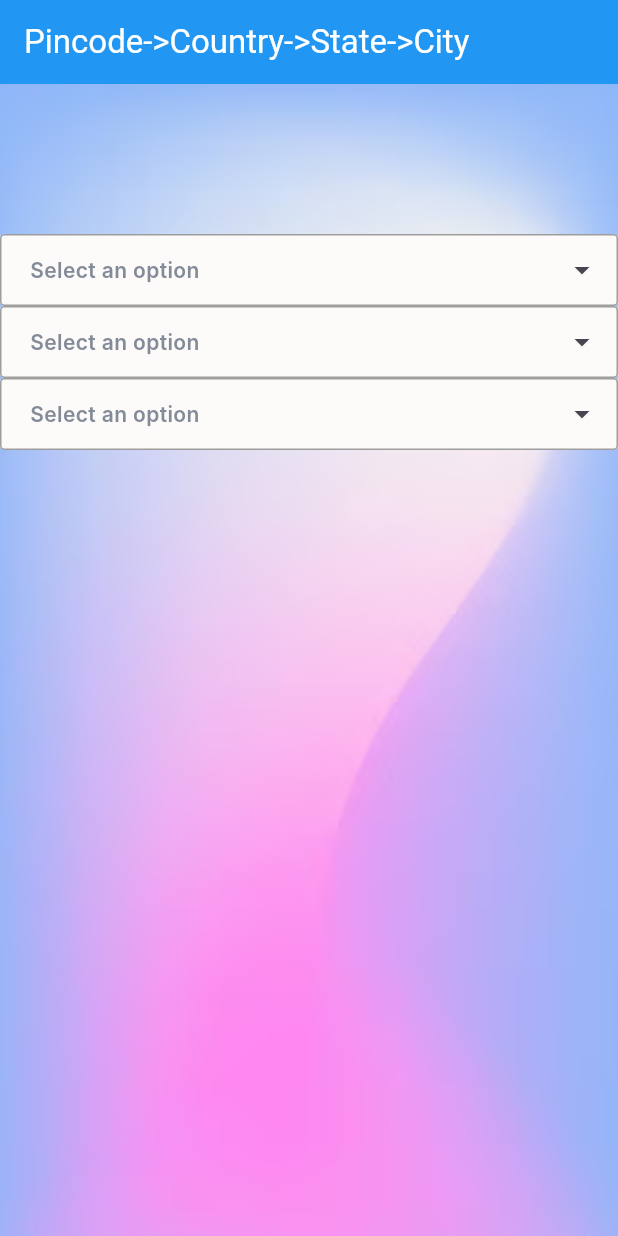
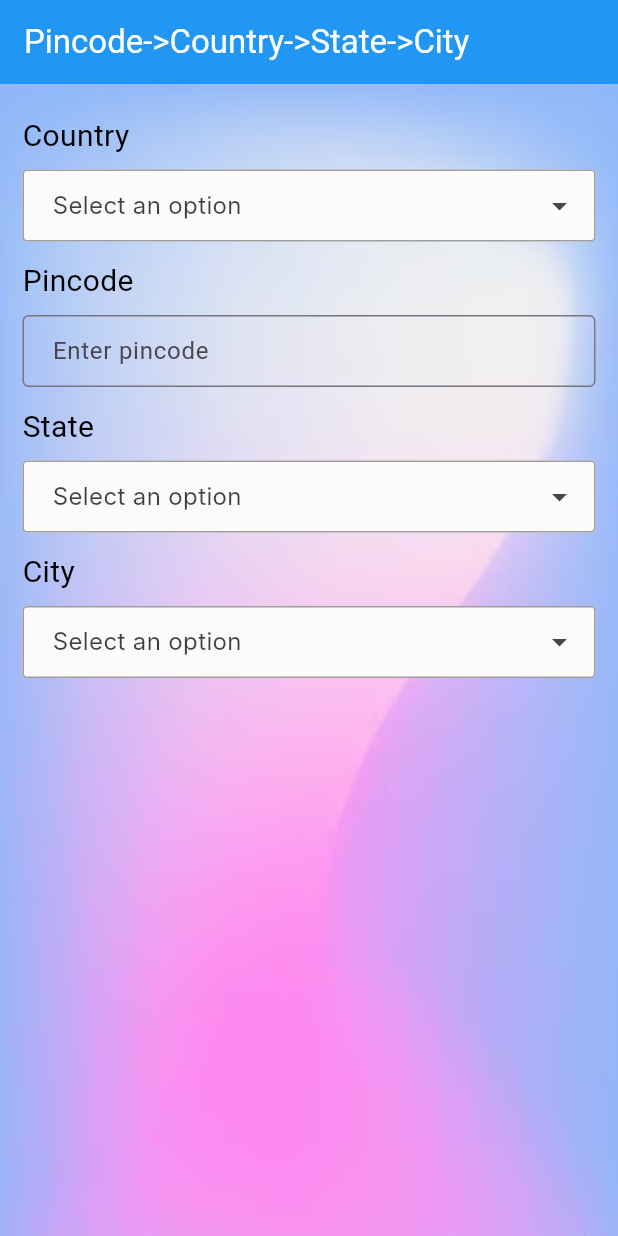
Before and after one commit to VARKOLU1729/pincode_country_state_city_pro, a Flutter app: the screen it shows after launch, on a phone screen of 412 x 824 dp. Run offline on Flutter 3.47's test engine with Material 3 defaults, Android fonts, the phone set to English and light mode, and no system bars; drawn by our look-alikes of dropdown_search; Roboto replaces fonts that are missing (Inter).

Commit message:
added pincode field

```diff
--- a/lib/src/pincode_country_state_city_picker.dart
+++ b/lib/src/pincode_country_state_city_picker.dart
@@ -23,17 +23,39 @@ class _PincodeCountryStateCityPickerState extends State<PincodeCountryStateCityP
     });
   }
 
+  Widget getWidget(String title, Widget mainWidget) {
+    return Column(
+      mainAxisSize: MainAxisSize.min,
+      crossAxisAlignment: CrossAxisAlignment.start,
+      children: [
+        Text(
+          title,
+          style: TextStyle(color: Colors.black, fontSize: 20),
+        ),
+        const SizedBox(
+          height: 8,
+        ),
+        mainWidget,
+        const SizedBox(height: 12,)
+      ],
+    );
+  }
+
   @override
   Widget build(BuildContext context) {
     return LayoutBuilder(
       builder: (context, constraints) {
-        return Column(
-          children: [
-            const SizedBox(height: 100),
-            CountryPicker(controller: widget.controller),
-            StatePicker(controller: widget.controller),
-            CityPicker(controller: widget.controller),
-          ],
+        return Padding(
+          padding: const EdgeInsets.symmetric(horizontal: 15),
+          child: Column(
+            children: [
+              const SizedBox(height: 20),
+              getWidget("Country", CountryPicker(controller: widget.controller)),
+              getWidget("Pincode", PincodeField(controller: widget.controller)),
+              getWidget("State", StatePicker(controller: widget.controller)),
+              getWidget("City", CityPicker(controller: widget.controller)),
+            ],
+          ),
         );
       },
     );
--- /dev/null
+++ b/lib/src/services/address_service.dart
@@ -0,0 +1,79 @@
+import 'dart:convert';
+
+import 'package:pincode_country_state_city_pro/pincode_country_state_city_pro.dart';
+import 'package:http/http.dart' as http;
+import 'package:pincode_country_state_city_pro/src/utils/city_utils.dart';
+import 'package:pincode_country_state_city_pro/src/utils/state_utils.dart';
+
+class AddressData {
+final Country? country;
+final StateModel? state;
+final City? city;
+AddressData({this.country, this.state, this.city});
+}
+
+class AddressResponse {
+  final String? message;
+  final AddressData? data;
+  final int statusCode;
+
+  AddressResponse({this.message, this.data, required this.statusCode});
+
+  factory AddressResponse.fromJson(Map<String, dynamic> json) {
+    return AddressResponse(
+      message: json['message'],
+      data: json['data'] != null
+          ? AddressData(
+        country: json['data']['country'] != null ? Country.fromJson(json['data']['country']) : null,
+        state: json['data']['state'] != null ? StateModel.fromJson(json['data']['state']) : null,
+        city: json['data']['city'] != null ? City.fromJson(json['data']['city']) : null,
+      )
+          : null,
+      statusCode: json['statusCode'] ?? 0,
+    );
+  }
+}
+
+class AddressService {
+  static const String FILE_NAME = "address_service";
+  static Future<AddressResponse> getIndianAddress({required String pinCode}) async {
+    String url = 'https://api.postalpincode.in/pincode/$pinCode';
+    AddressResponse addressResponse = AddressResponse(statusCode: -1);
+    try {
+      http.Response? response;
+      response = await http.get(Uri.parse(url));
+      if (response.statusCode == 200) {
+        List<dynamic> jsonResponse = json.decode(response.body);
+        if (jsonResponse.isNotEmpty && jsonResponse[0]['Status'] == 'Success') {
+          final postOffices = jsonResponse[0]['PostOffice'] as List<dynamic>;
+          if (postOffices.isNotEmpty) {
+            final postOffice = postOffices[0];
+
+            final stateName = postOffice['State'];
+            final districtName = postOffice['District'];
+
+            final StateModel? state = await StateUtils.getMatchingState(stateName: stateName);
+            final City? city = await CityUtils.getMatchingCity(cityName: districtName);
+
+            addressResponse = AddressResponse.fromJson({
+              'statusCode': 0,
+              'message': 'Address fetched successfully',
+              'data': {
+                if (state != null) 'state': state.toJson(),
+                if (city != null) 'city': city.toJson(),
+                // 'country': {'name': 'India', 'isoCode': 'IN'}
+              }
+            });
+          } else {
+            // CommonUtils.logError(FILE_NAME, "AddressService", "Invalid response or no PostOffice data found");
+          }
+        }
+      } else {
+        // CommonUtils.logError(FILE_NAME, "AddressService", "Failed fetching address of $pinCode with statusCode: ${response.statusCode}");
+      }
+    } catch (err) {
+      // CommonUtils.logError(FILE_NAME, "AddressService", "Error Fetching address from pincode($pinCode): $err");
+    }
+    return addressResponse;
+  }
+}
--- a/lib/src/utils/address_picker_controllers.dart
+++ b/lib/src/utils/address_picker_controllers.dart
@@ -1,6 +1,7 @@
 import 'package:dropdown_search/dropdown_search.dart';
 import 'package:flutter/material.dart';
 import 'package:pincode_country_state_city_pro/pincode_country_state_city_pro.dart';
+import 'package:pincode_country_state_city_pro/src/utils/postal_code_format_utils.dart';
 
 class AddressPickerController {
   AddressPickerController._privateConstructor();
@@ -11,6 +12,7 @@ class AddressPickerController {
   GlobalKey<DropdownSearchState<StateModel>> stateDropdownKey = GlobalKey();
   GlobalKey<DropdownSearchState<City>> cityDropdownKey = GlobalKey();
   TextEditingController pinCodeController = TextEditingController();
+  PostalCodeFormat? postalCodeFormat;
 
   ValueNotifier<List<City>> citiesList = ValueNotifier(<City>[]);
   ValueNotifier<List<StateModel>> statesList = ValueNotifier(<StateModel>[]);
--- /dev/null
+++ b/lib/src/utils/postal_code_format_utils.dart
@@ -0,0 +1,50 @@
+import 'dart:convert';
+
+import 'package:flutter/services.dart';
+
+class PostalCodeFormat {
+  final String countryCode;
+  final String? format;
+  final RegExp? regexPattern;
+
+  PostalCodeFormat({
+    required this.countryCode,
+    required this.format,
+    required this.regexPattern,
+  });
+}
+
+class PostalCodeFormatsUtils {
+  static List<PostalCodeFormat> _cachedPostalCodeFormats = [];
+
+  static Future<List<PostalCodeFormat>> _loadPostalCodeFormats() async {
+    if (_cachedPostalCodeFormats.isNotEmpty) {
+      return _cachedPostalCodeFormats;
+    }
+    final res = await rootBundle.loadString('packages/pincode_country_state_city_pro/lib/assets/postal_code_formats.json');
+    final data = jsonDecode(res) as List;
+    _cachedPostalCodeFormats = List<PostalCodeFormat>.from(
+      data.map((item) => PostalCodeFormat(
+        countryCode: item['ISO'],
+        format: item['Zip Format'] == "" ? null : item['Zip Format'],
+        regexPattern: (item["Regex"] == "") ? null : RegExp(item['Regex']),
+      )),
+    );
+    return _cachedPostalCodeFormats;
+  }
+
+  static Future<PostalCodeFormat?> getPostalCodeFormatByCountryCode(String countryCode) async {
+    final formats = await _loadPostalCodeFormats();
+    final res = formats.firstWhere((format) => format.countryCode == countryCode);
+    return res;
+  }
+
+  static TextInputType getKeyboardTypeForPincodePattern(String? zipFormat) {
+    if (zipFormat == null) return TextInputType.text;
+    final allowedRegEx = RegExp(r'^[\d\s-]+$');
+    if (allowedRegEx.hasMatch(zipFormat)) {
+      return TextInputType.number;
+    }
+    return TextInputType.text;
+  }
+}
--- /dev/null
+++ b/lib/src/utils/validator_utils.dart
@@ -0,0 +1,8 @@
+import 'package:pincode_country_state_city_pro/src/utils/postal_code_format_utils.dart';
+
+class ValidatorUtils{
+  static validatePinCode(String? pincode,PostalCodeFormat? postalCodeFormat)
+  {
+
+  }
+}
--- a/lib/src/widgets/country_picker.dart
+++ b/lib/src/widgets/country_picker.dart
@@ -1,6 +1,7 @@
 import 'package:flutter/material.dart';
 import 'package:pincode_country_state_city_pro/pincode_country_state_city_pro.dart';
 import 'package:pincode_country_state_city_pro/src/utils/address_picker_controllers.dart';
+import 'package:pincode_country_state_city_pro/src/utils/postal_code_format_utils.dart';
 import 'package:pincode_country_state_city_pro/src/utils/state_utils.dart';
 import 'package:pincode_country_state_city_pro/src/widgets/dropdown_search.dart';
 
@@ -41,7 +42,10 @@ class CountryPicker extends StatelessWidget {
                     controller.stateDropdownKey.currentState?.clear();
                     controller.cityDropdownKey.currentState?.clear();
 
-                    if (country?.isoCode != null) controller.statesList.value = await StateUtils.getStatesOfCountry(country!.isoCode!);
+                    if (country?.isoCode != null) {
+                      controller.statesList.value = await StateUtils.getStatesOfCountry(country!.isoCode!);
+                      controller.postalCodeFormat = await PostalCodeFormatsUtils.getPostalCodeFormatByCountryCode(country.isoCode!);
+                    }
 
                     if (onChanged != null) onChanged!(country);
                   },
--- a/lib/src/widgets/dropdown_search.dart
+++ b/lib/src/widgets/dropdown_search.dart
@@ -65,10 +65,10 @@ Widget dropDownSearch<T>({
         maxLines: 1,
         overflow: TextOverflow.ellipsis,
         style: TextStyle(
-          fontSize: 14,
+          fontSize: 16,
           fontFamily: "Inter",
-          color: value != null ? Color(0xff5A6478) : Color(0xff5A6478).withOpacity(0.75),
-          fontWeight: FontWeight.w600,
+          color: value != null ? Colors.black : Colors.black.withOpacity(0.75),
+          fontWeight: value!=null ? FontWeight.w500 : null,
         ),
       );
     },
--- a/lib/src/widgets/pincode_field.dart
+++ b/lib/src/widgets/pincode_field.dart
@@ -0,0 +1,130 @@
+import 'package:flutter/material.dart';
+import 'package:flutter/services.dart';
+import 'package:pincode_country_state_city_pro/pincode_country_state_city_pro.dart';
+import 'package:pincode_country_state_city_pro/src/services/address_service.dart';
+import 'package:pincode_country_state_city_pro/src/utils/city_utils.dart';
+import 'package:pincode_country_state_city_pro/src/utils/postal_code_format_utils.dart';
+import 'package:pincode_country_state_city_pro/src/utils/state_utils.dart';
+import 'package:pincode_country_state_city_pro/src/utils/validator_utils.dart';
+
+class PincodeField extends StatefulWidget {
+  final AddressPickerController controller;
+  const PincodeField({super.key, required this.controller});
+
+  @override
+  State<PincodeField> createState() => _PincodeFieldState();
+}
+
+class _PincodeFieldState extends State<PincodeField> {
+  final FocusNode _pincodeFocusNode = FocusNode();
+  bool isFetchingDataFromPincode = false;
+
+  void handleNoCityFound() {
+    if (widget.controller.selectedCity.value != null) {
+      if (widget.controller.selectedCity.value!.postalCode.isNotEmpty) {
+        widget.controller.selectedState.value = null;
+        widget.controller.selectedCity.value = null;
+        widget.controller.citiesList.value = [];
+        // CommonUtils.showToast("No city found with given pinCode. Please choose the city manually");
+      }
+    }
+  }
+
+  Future<void> updateCSCFromIndianApi(AddressResponse addressResponse) async {
+    widget.controller.selectedState.value = addressResponse.data?.state;
+    widget.controller.selectedCity.value = addressResponse.data?.city;
+    widget.controller.statesList.value = await StateUtils.getStatesOfCountry(widget.controller.selectedCountry.value!.isoCode!);
+    if (widget.controller.selectedState.value?.isoCode != null) {
+      widget.controller.citiesList.value =
+          await CityUtils.getStateCities(widget.controller.selectedCountry.value!.isoCode!, widget.controller.selectedState.value!.isoCode);
+    }
+  }
+
+  @override
+  Widget build(BuildContext context) {
+    InputDecoration default_input_decoration = InputDecoration(
+        fillColor: Color(0xffFDFBF9),
+        labelText: "Enter pincode",
+        contentPadding: EdgeInsets.only(top: 8, bottom: 8, left: 16),
+        floatingLabelBehavior: FloatingLabelBehavior.never,
+        border: const OutlineInputBorder(),
+        suffixIcon: isFetchingDataFromPincode
+            ? const Center(
+                widthFactor: 1.0,
+                heightFactor: 1.0,
+                child: SizedBox(
+                  width: 20,
+                  height: 20,
+                  child: CircularProgressIndicator(
+                    strokeWidth: 3,
+                    color: Colors.orange,
+                  ),
+                ),
+              )
+            : null);
+
+    return TextFormField(
+      focusNode: _pincodeFocusNode,
+      onTapOutside: (_) {
+        _pincodeFocusNode.unfocus();
+      },
+      style: const TextStyle(fontSize: 14, fontWeight: FontWeight.w500, color: Colors.black, fontFamily: "Inter"),
+      decoration: default_input_decoration,
+      // initialValue: address.pincode?.toString(),
+      controller: widget.controller.pinCodeController,
+      validator: (value) {
+        return ValidatorUtils.validatePinCode(
+          value,
+          widget.controller.postalCodeFormat,
+        );
+      },
+      onChanged: (val) async {
+        val = val.trim();
+        if (val.length != widget.controller.postalCodeFormat?.format?.length) return;
+        setState(() {
+          isFetchingDataFromPincode = true;
+        });
+        widget.controller.pinCodeController.text = val;
+        if (val.isEmpty) {
+          // clearStateCity
+          widget.controller.selectedState.value = null;
+          widget.controller.selectedCity.value = null;
+          widget.controller.citiesList.value = [];
+          return;
+        }
+        if (val.isNotEmpty) {
+          City? city = await CityUtils.getCityByPostalCode(postalCode: val, countryCode: widget.controller.selectedCountry.value!.isoCode!);
+          if (city != null) {
+            // updateCSCFromCity
+            widget.controller.selectedCity.value = city;
+            widget.controller.selectedState.value =
+                await StateUtils.getStateByCode(widget.controller.selectedCountry.value!.isoCode!, city.stateCode);
+          }
+          // If the generated pin code is 6 digits but doesn't match any known city (possibly due to geocoding inaccuracies),
+          // then attempt to fetch the address using the Indian Postal API (free) as a fallback.
+          else if (val.length == 6) {
+            AddressResponse addressResponse = await AddressService.getIndianAddress(pinCode: val.toString());
+            if (addressResponse.statusCode == 0) {
+              await updateCSCFromIndianApi(addressResponse);
+            } else {
+              handleNoCityFound();
+            }
+          } else {
+            // If the pin code is not valid or not found, reset the state and city(if they are selected and only if pincode is not empty)
+            handleNoCityFound();
+          }
+        }
+        WidgetsBinding.instance.addPostFrameCallback((_) {
+          setState(() {
+            isFetchingDataFromPincode = false;
+          });
+        });
+      },
+      keyboardType: PostalCodeFormatsUtils.getKeyboardTypeForPincodePattern(widget.controller.postalCodeFormat?.format),
+      inputFormatters: [
+        FilteringTextInputFormatter.allow(RegExp(r'^[A-Za-z0-9-\s]+$')),
+        LengthLimitingTextInputFormatter(widget.controller.postalCodeFormat?.format?.length ?? 20),
+      ],
+    );
+  }
+}
--- a/pubspec.yaml
+++ b/pubspec.yaml
@@ -14,6 +14,8 @@ dependencies:
   dropdown_search: 5.0.6
   flutter:
     sdk: flutter
+  http: ^1.4.0
+
 
 dev_dependencies:
   flutter_test:
```
